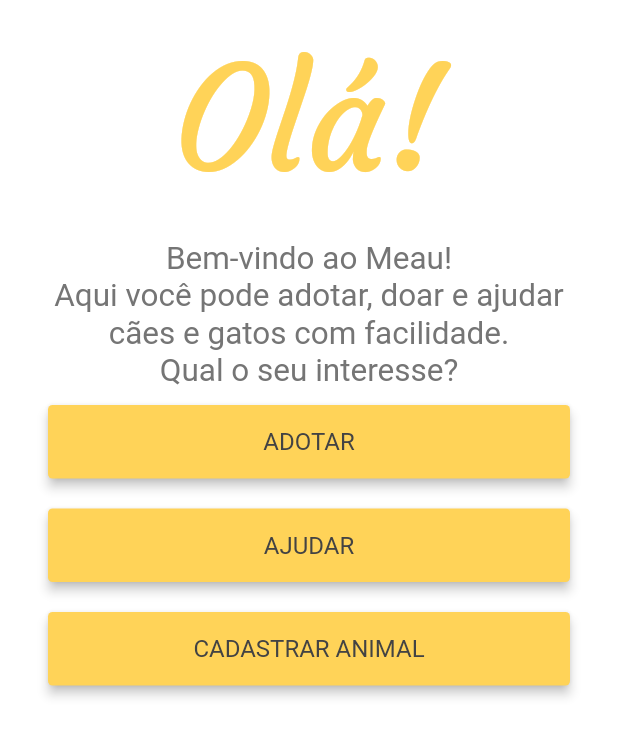
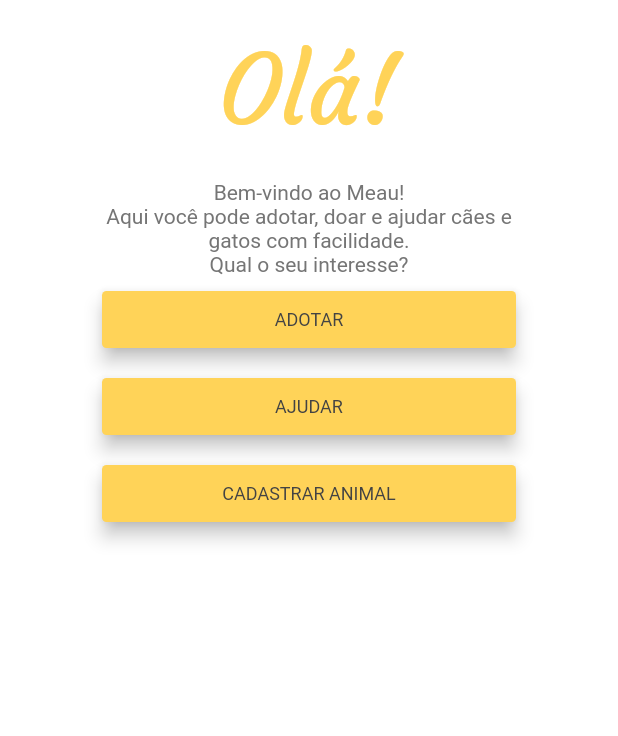
Before and after one commit to JomaSnow/meau, a Flutter app: the screen it shows after launch, on a phone screen of 412 x 824 dp. Shown: the top 736 px of the screen. Run offline on Flutter 3.47's test engine with Material 2 defaults, Android fonts, the phone set to English and light mode, and no system bars.

Commit message:
Adjusts sizes to fit the smallest screen

```diff
--- a/lib/screens/intro_screen.dart
+++ b/lib/screens/intro_screen.dart
@@ -30,7 +30,7 @@
       color: Design.white,
       child: SafeArea(
         child: Padding(
-          padding: const EdgeInsets.symmetric(horizontal: 22),
+          padding: const EdgeInsets.symmetric(horizontal: 63),
           child: Column(
             children: [
               const PageTitle(title: "Olá!"),
--- a/lib/widgets/button.dart
+++ b/lib/widgets/button.dart
@@ -10,13 +10,13 @@
   @override
   Widget build(BuildContext context) {
     return Container(
-      margin: const EdgeInsets.symmetric(vertical: 10, horizontal: 10),
+      margin: const EdgeInsets.symmetric(vertical: 5, horizontal: 5),
       child: TextButton(
         onPressed: onPressed,
         style: ButtonStyle(
-          elevation: MaterialStateProperty.all<double>(3.0),
+          elevation: MaterialStateProperty.all<double>(5.0),
           padding: MaterialStateProperty.all<EdgeInsetsGeometry>(
-              const EdgeInsets.symmetric(vertical: 15)),
+              const EdgeInsets.symmetric(vertical: 12)),
           backgroundColor:
               MaterialStateProperty.all<Color>(Design.primaryYellow),
           overlayColor:
@@ -37,7 +37,7 @@
             child: Text(
           value,
           style: const TextStyle(
-              color: Design.darkerGray, fontSize: 16, fontFamily: "Roboto"),
+              color: Design.darkerGray, fontSize: 12, fontFamily: "Roboto"),
         )),
       ),
     );
--- a/lib/widgets/intro_paragraph.dart
+++ b/lib/widgets/intro_paragraph.dart
@@ -11,7 +11,7 @@
     return Text(
       value,
       style: const TextStyle(
-          fontFamily: "Roboto", fontSize: 21, color: Design.lightGray),
+          fontFamily: "Roboto", fontSize: 14, color: Design.lightGray),
       textAlign: TextAlign.center,
     );
   }
--- a/lib/widgets/page_title.dart
+++ b/lib/widgets/page_title.dart
@@ -8,12 +8,12 @@
 
   @override
   Widget build(BuildContext context) {
-    return Padding(
-      padding: const EdgeInsets.fromLTRB(0, 20, 0, 20),
+    return Container(
+      margin: const EdgeInsets.fromLTRB(0, 20, 0, 20),
       child: Text(
         title,
         style: const TextStyle(
-            color: Design.primaryYellow, fontSize: 96, fontFamily: "Courgette"),
+            color: Design.primaryYellow, fontSize: 64, fontFamily: "Courgette"),
       ),
     );
   }
```
